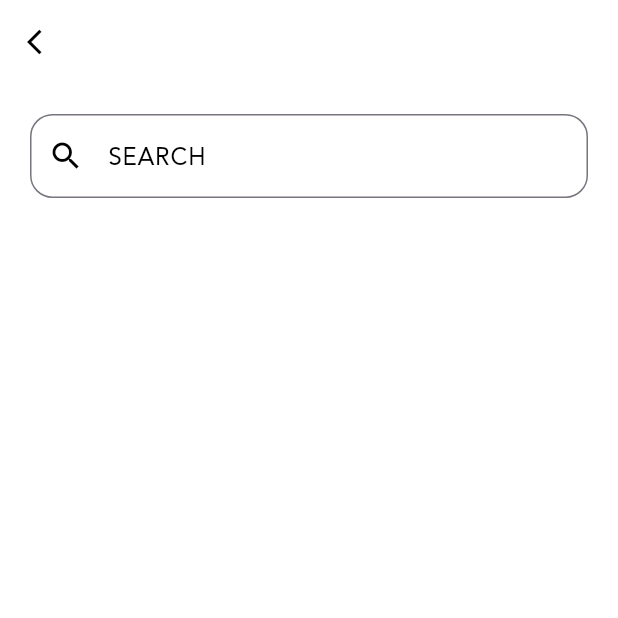
After one commit to alyfadhel/swd4_s1, a Flutter app: the screen it shows after launch, after a tap on the "search" icon, on a phone screen of 412 x 824 dp, the top half of it. The commit adds this screen. Run offline on Flutter 3.47's test engine with Material 3 defaults, Android fonts, the phone set to English and light mode, and no system bars; our stand-ins replace bloc, cached_network_image, conditional_builder_null_safety, device_preview, dio, flutter_bloc and 4 more; accounts and stored records are empty; network calls fail.

Commit message:
finish News App

```diff
--- a/lib/core/layout/news_app/controller/cubit.dart
+++ b/lib/core/layout/news_app/controller/cubit.dart
@@ -40,6 +40,9 @@ class NewsCubit extends Cubit<NewsStates>
   List<dynamic>business = [];
   List<dynamic>sports = [];
   List<dynamic>science = [];
+  List<dynamic>search = [];
+
+  var searchController = TextEditingController();
 
   void getBusiness()
   {
@@ -110,4 +113,26 @@ class NewsCubit extends Cubit<NewsStates>
     });
   }
 
+  void getSearch(String value)
+  {
+    emit(NewsGetSearchLoadingState());
+    NewsHelper.getData(
+      url: 'v2/top-headlines',
+      query:
+      {
+        'apiKey' : 'c799708afa624ae3b9742682fb271251',
+        'q' : value,
+      },
+    )
+        .then((value){
+      search = value.data['articles'];
+      debugPrint('The Search is: ${value.data['articles']}');
+      emit(NewsGetSearchSuccessState());
+    },
+    ).catchError((error){
+      emit(NewsGetSearchErrorState(error.toString()));
+      debugPrint(error.toString());
+    });
+  }
+
 }
--- a/lib/core/layout/news_app/controller/state.dart
+++ b/lib/core/layout/news_app/controller/state.dart
@@ -27,3 +27,11 @@ class NewsGetScienceErrorState extends NewsStates{
 
   NewsGetScienceErrorState(this.error);
 }
+
+class NewsGetSearchLoadingState extends NewsStates{}
+class NewsGetSearchSuccessState extends NewsStates{}
+class NewsGetSearchErrorState extends NewsStates{
+  final String error;
+
+  NewsGetSearchErrorState(this.error);
+}
--- a/lib/core/layout/news_app/news_layout.dart
+++ b/lib/core/layout/news_app/news_layout.dart
@@ -4,6 +4,7 @@ import 'package:swd4_s1/core/layout/news_app/controller/cubit.dart';
 import 'package:swd4_s1/core/layout/news_app/controller/state.dart';
 import 'package:swd4_s1/core/shared/themes/controller/cubit.dart';
 import 'package:swd4_s1/core/shared/themes/controller/state.dart';
+import 'package:swd4_s1/features/news/search/presentation/screens/search_screen.dart';
 
 class NewsLayout extends StatelessWidget {
   const NewsLayout({super.key});
@@ -11,33 +12,34 @@ class NewsLayout extends StatelessWidget {
   @override
   Widget build(BuildContext context) {
     return BlocConsumer<NewsCubit, NewsStates>(
-      listener: (context, state) {
-
-      },
+      listener: (context, state) {},
       builder: (context, state) {
         var cubit = NewsCubit.get(context);
         return Scaffold(
           appBar: AppBar(
-            title: Text(
-              cubit.titles[cubit.currentIndex],
-            ),
+            title: Text(cubit.titles[cubit.currentIndex]),
             actions: [
               IconButton(
-                onPressed: (){},
-                icon: Icon(Icons.search,),),
+                onPressed: () {
+                  Navigator.push(
+                    context,
+                    MaterialPageRoute(builder: (context) => SearchScreen()),
+                  );
+                },
+                icon: Icon(Icons.search),
+              ),
               IconButton(
-                onPressed: ()
-                {
+                onPressed: () {
                   ThemeModeCubit.get(context).changeThemeMode();
                 },
-                icon: Icon(Icons.brightness_4_outlined,),),
+                icon: Icon(Icons.brightness_4_outlined),
+              ),
             ],
           ),
           bottomNavigationBar: BottomNavigationBar(
             items: cubit.items,
             currentIndex: cubit.currentIndex,
-            onTap: (index)
-            {
+            onTap: (index) {
               cubit.changeBottomNav(index);
             },
           ),
--- a/lib/core/shared/themes/theme_mode.dart
+++ b/lib/core/shared/themes/theme_mode.dart
@@ -4,6 +4,9 @@ import 'package:hexcolor/hexcolor.dart';
 
 ThemeData getDarkMode()=>ThemeData(
   appBarTheme: AppBarTheme(
+    iconTheme: IconThemeData(
+      color: Colors.white,
+    ),
     backgroundColor: HexColor('#1B2529',),
     titleSpacing: 20.0,
     titleTextStyle: TextStyle(
@@ -83,6 +86,9 @@ ThemeData getDarkMode()=>ThemeData(
 
 ThemeData getLightMode()=>ThemeData(
   appBarTheme: AppBarTheme(
+    iconTheme: IconThemeData(
+      color: Colors.black,
+    ),
     backgroundColor: Colors.white,
     titleSpacing: 20.0,
     titleTextStyle: TextStyle(
--- a/lib/core/shared/widgets/my_from_field.dart
+++ b/lib/core/shared/widgets/my_from_field.dart
@@ -1,4 +1,5 @@
 import 'package:flutter/material.dart';
+import 'package:swd4_s1/core/shared/themes/controller/cubit.dart';
 
 class MyFromField extends StatelessWidget {
   final TextEditingController controller;
@@ -56,12 +57,15 @@ class MyFromField extends StatelessWidget {
             color: background,
           ),
         ),
-        prefixIcon: Icon(prefix,),
+        prefixIcon: Icon(prefix,
+        color: ThemeModeCubit.get(context).isDark ? Colors.black : Colors.white,),
         suffixIcon: suffix != null ?
         IconButton(onPressed: onSuffixPressed,icon: Icon(suffix))
             : null,
         labelText: isUppercase ? text.toUpperCase() : text,
-
+        labelStyle: TextStyle(
+          color: ThemeModeCubit.get(context).isDark ? Colors.black : Colors.white,
+        ),
       ),
     );
   }
--- /dev/null
+++ b/lib/core/shared/widgets/news_widgets/build_article_item.dart
@@ -0,0 +1,33 @@
+import 'package:conditional_builder_null_safety/conditional_builder_null_safety.dart';
+import 'package:flutter/material.dart';
+import 'package:swd4_s1/core/shared/widgets/news_widgets/build_article.dart';
+
+class BuildArticleItem extends StatelessWidget {
+  final List<dynamic>article;
+  final bool isLoading;
+  const BuildArticleItem({super.key, required this.article, this.isLoading = false});
+
+  @override
+  Widget build(BuildContext context) {
+    return ConditionalBuilder(
+      condition: article.isNotEmpty,
+      builder:
+          (context) => ListView.separated(
+        physics: BouncingScrollPhysics(),
+        itemBuilder:
+            (context, index) => BuildArticle(model: article[index]),
+        separatorBuilder:
+            (context, index) => Padding(
+          padding: const EdgeInsets.symmetric(horizontal: 15.0),
+          child: Divider(
+            height: 1.0,
+            color: Colors.grey,
+            thickness: 1.5,
+          ),
+        ),
+        itemCount: article.length,
+      ),
+      fallback: (context) => isLoading ? Container() : Center(child: CircularProgressIndicator()),
+    );
+  }
+}
--- /dev/null
+++ b/lib/features/news/search/presentation/screens/search_screen.dart
@@ -0,0 +1,50 @@
+import 'package:flutter/material.dart';
+import 'package:flutter_bloc/flutter_bloc.dart';
+import 'package:swd4_s1/core/layout/news_app/controller/cubit.dart';
+import 'package:swd4_s1/core/layout/news_app/controller/state.dart';
+import 'package:swd4_s1/core/shared/widgets/my_from_field.dart';
+import 'package:swd4_s1/core/shared/widgets/news_widgets/build_article_item.dart';
+
+class SearchScreen extends StatelessWidget {
+  const SearchScreen({super.key});
+
+  @override
+  Widget build(BuildContext context) {
+    return BlocConsumer<NewsCubit, NewsStates>(
+      listener: (context, state) {},
+      builder: (context, state) {
+        var cubit = NewsCubit.get(context);
+        var article = NewsCubit.get(context).search;
+        return Scaffold(
+          appBar: AppBar(
+            leading: IconButton(
+              onPressed: () {
+                Navigator.pop(context);
+                cubit.searchController.clear();
+              },
+              icon: Icon(Icons.arrow_back_ios),
+            ),
+          ),
+          body: Padding(
+            padding: const EdgeInsets.all(20.0),
+            child: Column(
+              children: [
+                MyFromField(
+                  controller: cubit.searchController,
+                  type: TextInputType.text,
+                  prefix: Icons.search,
+                  text: 'search',
+                  radius: 15.0,
+                  onChanged: (value){
+                    cubit.getSearch(value);
+                  },
+                ),
+                Expanded(child: BuildArticleItem(article: article, isLoading: true,)),
+              ],
+            ),
+          ),
+        );
+      },
+    );
+  }
+}
```
Also changed, not shown: lib/core/shared/widgets/news_widgets/build_article.dart (added, +73 -0 lines), lib/features/news/business/presntation/screens/business_screen.dart (+3 -82 lines), lib/features/news/science/presntation/screens/science_screen.dart (+2 -20 lines), lib/features/news/sports/presntation/screens/sports_screen.dart (+2 -20 lines).
